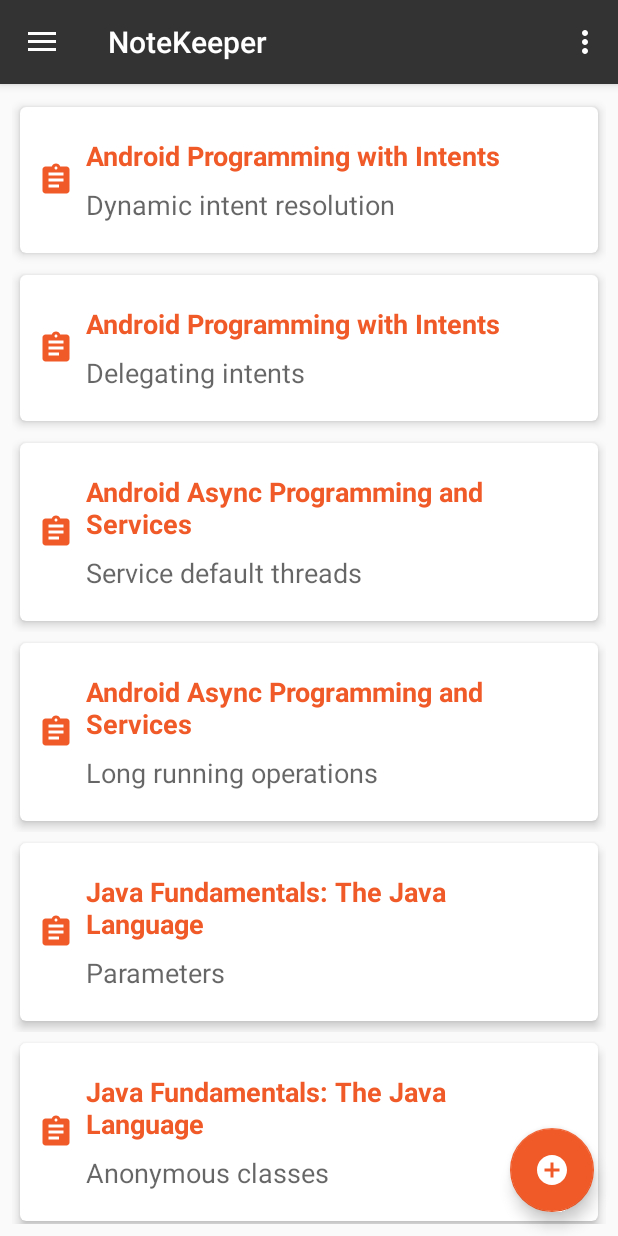
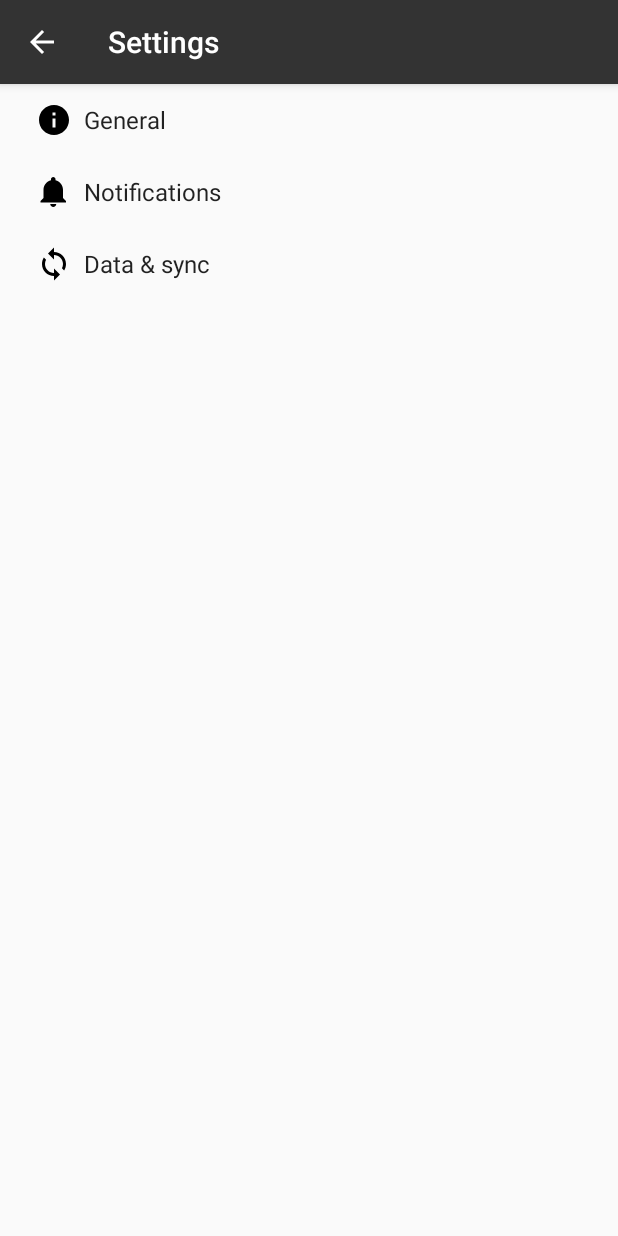
Before and after one commit to rudyzhou2/NoteIt, an Android app: the screen it shows after launch (MainActivity before the commit, SettingsActivity after it), in the options menu, after a tap on "Settings", on a phone screen of 412 x 824 dp. Run offline under Robolectric (Android 15) with nearby library versions, the phone set to English and light mode, and no system bars.

Commit message:
add settings activity

```diff
--- /dev/null
+++ b/app/src/main/java/com/test/zhouq2/simpleapp/AppCompatPreferenceActivity.java
@@ -0,0 +1,109 @@
+package com.test.zhouq2.simpleapp;
+
+import android.content.res.Configuration;
+import android.os.Bundle;
+import android.preference.PreferenceActivity;
+import android.support.annotation.LayoutRes;
+import android.support.annotation.Nullable;
+import android.support.v7.app.ActionBar;
+import android.support.v7.app.AppCompatDelegate;
+import android.support.v7.widget.Toolbar;
+import android.view.MenuInflater;
+import android.view.View;
+import android.view.ViewGroup;
+
+/**
+ * A {@link android.preference.PreferenceActivity} which implements and proxies the necessary calls
+ * to be used with AppCompat.
+ */
+public abstract class AppCompatPreferenceActivity extends PreferenceActivity {
+
+    private AppCompatDelegate mDelegate;
+
+    @Override
+    protected void onCreate(Bundle savedInstanceState) {
+        getDelegate().installViewFactory();
+        getDelegate().onCreate(savedInstanceState);
+        super.onCreate(savedInstanceState);
+    }
+
+    @Override
+    protected void onPostCreate(Bundle savedInstanceState) {
+        super.onPostCreate(savedInstanceState);
+        getDelegate().onPostCreate(savedInstanceState);
+    }
+
+    public ActionBar getSupportActionBar() {
+        return getDelegate().getSupportActionBar();
+    }
+
+    public void setSupportActionBar(@Nullable Toolbar toolbar) {
+        getDelegate().setSupportActionBar(toolbar);
+    }
+
+    @Override
+    public MenuInflater getMenuInflater() {
+        return getDelegate().getMenuInflater();
+    }
+
+    @Override
+    public void setContentView(@LayoutRes int layoutResID) {
+        getDelegate().setContentView(layoutResID);
+    }
+
+    @Override
+    public void setContentView(View view) {
+        getDelegate().setContentView(view);
+    }
+
+    @Override
+    public void setContentView(View view, ViewGroup.LayoutParams params) {
+        getDelegate().setContentView(view, params);
+    }
+
+    @Override
+    public void addContentView(View view, ViewGroup.LayoutParams params) {
+        getDelegate().addContentView(view, params);
+    }
+
+    @Override
+    protected void onPostResume() {
+        super.onPostResume();
+        getDelegate().onPostResume();
+    }
+
+    @Override
+    protected void onTitleChanged(CharSequence title, int color) {
+        super.onTitleChanged(title, color);
+        getDelegate().setTitle(title);
+    }
+
+    @Override
+    public void onConfigurationChanged(Configuration newConfig) {
+        super.onConfigurationChanged(newConfig);
+        getDelegate().onConfigurationChanged(newConfig);
+    }
+
+    @Override
+    protected void onStop() {
+        super.onStop();
+        getDelegate().onStop();
+    }
+
+    @Override
+    protected void onDestroy() {
+        super.onDestroy();
+        getDelegate().onDestroy();
+    }
+
+    public void invalidateOptionsMenu() {
+        getDelegate().invalidateOptionsMenu();
+    }
+
+    private AppCompatDelegate getDelegate() {
+        if (mDelegate == null) {
+            mDelegate = AppCompatDelegate.create(this, null);
+        }
+        return mDelegate;
+    }
+}
--- a/app/src/main/java/com/test/zhouq2/simpleapp/MainActivity.java
+++ b/app/src/main/java/com/test/zhouq2/simpleapp/MainActivity.java
@@ -1,7 +1,9 @@
 package com.test.zhouq2.simpleapp;
 
 import android.content.Intent;
+import android.content.SharedPreferences;
 import android.os.Bundle;
+import android.preference.PreferenceManager;
 import android.support.design.widget.FloatingActionButton;
 import android.support.design.widget.Snackbar;
 import android.support.v7.widget.GridLayoutManager;
@@ -16,6 +18,7 @@ import android.support.v7.app.AppCompatActivity;
 import android.support.v7.widget.Toolbar;
 import android.view.Menu;
 import android.view.MenuItem;
+import android.widget.TextView;
 
 import java.util.List;
 
@@ -41,6 +44,11 @@ public class MainActivity extends AppCompatActivity
                 startActivity(new Intent(MainActivity.this, NoteActivity.class));
             }
         });
+
+        // disable preference default loading
+        PreferenceManager.setDefaultValues(this, R.xml.pref_general, false);
+        PreferenceManager.setDefaultValues(this, R.xml.pref_notification, false);
+        PreferenceManager.setDefaultValues(this, R.xml.pref_data_sync, false);
 
         DrawerLayout drawer = (DrawerLayout) findViewById(R.id.drawer_layout);
         ActionBarDrawerToggle toggle = new ActionBarDrawerToggle(
@@ -80,6 +88,7 @@ public class MainActivity extends AppCompatActivity
 
         //noinspection SimplifiableIfStatement
         if (id == R.id.action_settings) {
+            startActivity(new Intent(this, SettingsActivity.class));
             return true;
         }
 
@@ -99,7 +108,8 @@ public class MainActivity extends AppCompatActivity
             displayCourses();
             // handleSelection("Courses");
         } else if (id == R.id.nav_share) {
-            handleSelection(R.string.nav_share_msg);
+//            handleSelection(R.string.nav_share_msg);
+            handleShare();
         } else if (id == R.id.nav_send) {
             handleSelection(R.string.nav_send_msg);
         }
@@ -107,6 +117,13 @@ public class MainActivity extends AppCompatActivity
         DrawerLayout drawer = (DrawerLayout) findViewById(R.id.drawer_layout);
         drawer.closeDrawer(GravityCompat.START);
         return true;
+    }
+
+    private void handleShare() {
+        View view = findViewById(R.id.list_items);
+        Snackbar.make(view, "Share to - " +
+                        PreferenceManager.getDefaultSharedPreferences(this).getString("user_favSocial", ""),
+                Snackbar.LENGTH_LONG).show();
     }
 
     private void handleSelection(int message_id) {
@@ -118,7 +135,23 @@ public class MainActivity extends AppCompatActivity
     protected void onResume() {
         super.onResume();
         mNoteRecyclerAdapter.notifyDataSetChanged();
+        reloadPref();
         // mAdapterNotes.notifyDataSetChanged();
+    }
+
+    private void reloadPref() {
+        NavigationView navigationView = (NavigationView) findViewById(R.id.nav_view);
+        View headerView = navigationView.getHeaderView(0);
+        TextView txtUserName = (TextView) headerView.findViewById(R.id.text_userName);
+        TextView txtUserEmail = (TextView) headerView.findViewById(R.id.text_emailAddress);
+
+        SharedPreferences pref = PreferenceManager.getDefaultSharedPreferences(this);
+        String userName = pref.getString("user_displayName", "");
+        String emailAddress = pref.getString("user_email", "");
+
+        txtUserName.setText(userName);
+        txtUserEmail.setText(emailAddress);
+
     }
 
     private void initializeDisplayContent() {
--- /dev/null
+++ b/app/src/main/res/drawable/ic_info_black_24dp.xml
@@ -0,0 +1,9 @@
+<vector xmlns:android="http://schemas.android.com/apk/res/android"
+    android:width="24dp"
+    android:height="24dp"
+    android:viewportHeight="24.0"
+    android:viewportWidth="24.0">
+    <path
+        android:fillColor="#FF000000"
+        android:pathData="M12,2C6.48,2 2,6.48 2,12s4.48,10 10,10 10,-4.48 10,-10S17.52,2 12,2zm1,15h-2v-6h2v6zm0,-8h-2V7h2v2z" />
+</vector>
--- /dev/null
+++ b/app/src/main/res/drawable/ic_notifications_black_24dp.xml
@@ -0,0 +1,9 @@
+<vector xmlns:android="http://schemas.android.com/apk/res/android"
+    android:width="24dp"
+    android:height="24dp"
+    android:viewportHeight="24.0"
+    android:viewportWidth="24.0">
+    <path
+        android:fillColor="#FF000000"
+        android:pathData="M11.5,22c1.1,0 2,-0.9 2,-2h-4c0,1.1 0.9,2 2,2zm6.5,-6v-5.5c0,-3.07 -2.13,-5.64 -5,-6.32V3.5c0,-0.83 -0.67,-1.5 -1.5,-1.5S10,2.67 10,3.5v0.68c-2.87,0.68 -5,3.25 -5,6.32V16l-2,2v1h17v-1l-2,-2z" />
+</vector>
--- /dev/null
+++ b/app/src/main/res/drawable/ic_sync_black_24dp.xml
@@ -0,0 +1,9 @@
+<vector xmlns:android="http://schemas.android.com/apk/res/android"
+    android:width="24dp"
+    android:height="24dp"
+    android:viewportHeight="24.0"
+    android:viewportWidth="24.0">
+    <path
+        android:fillColor="#FF000000"
+        android:pathData="M12 4V1L8 5l4 4V6c3.31 0 6 2.69 6 6 0 1.01,-.25 1.97,-.7 2.8l1.46 1.46C19.54 15.03 20 13.57 20 12c0,-4.42,-3.58,-8,-8,-8zm0 14c-3.31 0,-6,-2.69,-6,-6 0,-1.01.25,-1.97.7,-2.8L5.24 7.74C4.46 8.97 4 10.43 4 12c0 4.42 3.58 8 8 8v3l4,-4,-4,-4v3z" />
+</vector>
--- a/app/src/main/res/layout/nav_header_main.xml
+++ b/app/src/main/res/layout/nav_header_main.xml
@@ -21,6 +21,7 @@
         app:srcCompat="@mipmap/ic_launcher_round" />
 
     <TextView
+        android:id="@+id/text_userName"
         android:layout_width="match_parent"
         android:layout_height="wrap_content"
         android:paddingTop="@dimen/nav_header_vertical_spacing"
@@ -28,7 +29,7 @@
         android:textAppearance="@style/TextAppearance.AppCompat.Body1" />
 
     <TextView
-        android:id="@+id/textView"
+        android:id="@+id/text_emailAddress"
         android:layout_width="wrap_content"
         android:layout_height="wrap_content"
         android:text="@string/nav_header_subtitle" />
--- a/app/src/main/res/values/strings.xml
+++ b/app/src/main/res/values/strings.xml
@@ -15,4 +15,92 @@
     <string name="note_text_hint">Note text</string>
     <string name="nav_share_msg">Share</string>
     <string name="nav_send_msg">Send</string>
+    <string name="title_activity_settings">Settings</string>
+
+    <!-- Strings related to Settings -->
+
+    <!-- Example General settings -->
+    <string name="pref_header_general">General</string>
+
+    <string name="pref_title_social_recommendations">Enable social recommendations</string>
+    <string name="pref_description_social_recommendations">Recommendations for people to contact
+        based on your message history
+    </string>
+
+    <string name="pref_title_display_name">Display name</string>
+    <string name="pref_default_display_name">Note Keeper</string>
+
+    <string name="pref_title_add_friends_to_messages">Add friends to messages</string>
+    <string-array name="pref_example_list_titles">
+        <item>Always</item>
+        <item>When possible</item>
+        <item>Never</item>
+    </string-array>
+    <string-array name="pref_example_list_values">
+        <item>1</item>
+        <item>0</item>
+        <item>-1</item>
+    </string-array>
+
+    <!-- Example settings for Data & Sync -->
+    <string name="pref_header_data_sync">Data &amp; sync</string>
+
+    <string name="pref_title_sync_frequency">Sync frequency</string>
+    <string-array name="pref_sync_frequency_titles">
+        <item>15 minutes</item>
+        <item>30 minutes</item>
+        <item>1 hour</item>
+        <item>3 hours</item>
+        <item>6 hours</item>
+        <item>Never</item>
+    </string-array>
+    <string-array name="pref_sync_frequency_values">
+        <item>15</item>
+        <item>30</item>
+        <item>60</item>
+        <item>180</item>
+        <item>360</item>
+        <item>-1</item>
+    </string-array>
+
+    <string-array name="list_preference_entries">
+        <item>Entry 1</item>
+        <item>Entry 2</item>
+        <item>Entry 3</item>
+    </string-array>
+
+    <string-array name="list_preference_entry_values">
+        <item>1</item>
+        <item>2</item>
+        <item>3</item>
+    </string-array>
+
+    <string-array name="multi_select_list_preference_default_value" />
+
+    <string name="pref_title_system_sync_settings">System sync settings</string>
+
+    <!-- Example settings for Notifications -->
+    <string name="pref_header_notifications">Notifications</string>
+
+    <string name="pref_title_new_message_notifications">New message notifications</string>
+
+    <string name="pref_title_ringtone">Ringtone</string>
+    <string name="pref_ringtone_silent">Silent</string>
+
+    <string name="pref_title_vibrate">Vibrate</string>
+    <string name="pref_title_email">Email Address</string>
+    <string name="pref_title_default_email">your.name@email.com</string>
+    <string name="pref_title_favourite_social">Favorite Social Network</string>
+    <!-- parallel arrays -->
+    <string-array name="pref_entries_favorite_social">
+        <item>Facebook</item>
+        <item>Twitter</item>
+        <item>LinkedIn</item>
+    </string-array>
+    <string-array name="pref_values_favorite_social">
+        <item>http://facebook.com</item>
+        <item>http://twitter.com</item>
+        <item>http://linkedin.com</item>
+    </string-array>
+    <string name="pref_default_favourite_social">http://twitter.com</string>
 </resources>
--- /dev/null
+++ b/app/src/main/res/xml/pref_data_sync.xml
@@ -0,0 +1,21 @@
+<PreferenceScreen xmlns:android="http://schemas.android.com/apk/res/android">
+
+    <!-- NOTE: Hide buttons to simplify the UI. Users can touch outside the dialog to
+         dismiss it. -->
+    <!-- NOTE: ListPreference's summary should be set to its value by the activity code. -->
+    <ListPreference
+        android:defaultValue="180"
+        android:entries="@array/pref_sync_frequency_titles"
+        android:entryValues="@array/pref_sync_frequency_values"
+        android:key="sync_frequency"
+        android:negativeButtonText="@null"
+        android:positiveButtonText="@null"
+        android:title="@string/pref_title_sync_frequency" />
+
+    <!-- This preference simply launches an intent when selected. Use this UI sparingly, per
+         design guidelines. -->
+    <Preference android:title="@string/pref_title_system_sync_settings">
+        <intent android:action="android.settings.SYNC_SETTINGS" />
+    </Preference>
+
+</PreferenceScreen>
--- /dev/null
+++ b/app/src/main/res/xml/pref_general.xml
@@ -0,0 +1,34 @@
+<PreferenceScreen xmlns:android="http://schemas.android.com/apk/res/android">
+    <!-- NOTE: EditTextPreference accepts EditText attributes. -->
+    <!-- NOTE: EditTextPreference's summary should be set to its value by the activity code. -->
+    <EditTextPreference
+        android:capitalize="words"
+        android:defaultValue="@string/pref_default_display_name"
+        android:inputType="textCapWords"
+        android:key="user_displayName"
+        android:maxLines="1"
+        android:selectAllOnFocus="true"
+        android:singleLine="true"
+        android:title="@string/pref_title_display_name" />
+
+    <EditTextPreference
+        android:defaultValue="@string/pref_title_default_email"
+        android:inputType="textEmailAddress"
+        android:key="user_email"
+        android:maxLines="1"
+        android:selectAllOnFocus="true"
+        android:singleLine="true"
+        android:title="@string/pref_title_email" />
+    <!-- NOTE: Hide buttons to simplify the UI. Users can touch outside the dialog to
+         dismiss it. -->
+    <!-- NOTE: ListPreference's summary should be set to its value by the activity code. -->
+    <ListPreference
+        android:defaultValue="@string/pref_default_favourite_social"
+        android:entries="@array/pref_entries_favorite_social"
+        android:entryValues="@array/pref_values_favorite_social"
+        android:key="user_favSocial"
+        android:negativeButtonText="@null"
+        android:positiveButtonText="@null"
+        android:title="@string/pref_title_favourite_social" />
+
+</PreferenceScreen>
--- /dev/null
+++ b/app/src/main/res/xml/pref_headers.xml
@@ -0,0 +1,20 @@
+<preference-headers xmlns:android="http://schemas.android.com/apk/res/android">
+
+    <!-- These settings headers are only used on tablets. -->
+
+    <header
+        android:fragment="com.test.zhouq2.simpleapp.SettingsActivity$GeneralPreferenceFragment"
+        android:icon="@drawable/ic_info_black_24dp"
+        android:title="@string/pref_header_general" />
+
+    <header
+        android:fragment="com.test.zhouq2.simpleapp.SettingsActivity$NotificationPreferenceFragment"
+        android:icon="@drawable/ic_notifications_black_24dp"
+        android:title="@string/pref_header_notifications" />
+
+    <header
+        android:fragment="com.test.zhouq2.simpleapp.SettingsActivity$DataSyncPreferenceFragment"
+        android:icon="@drawable/ic_sync_black_24dp"
+        android:title="@string/pref_header_data_sync" />
+
+</preference-headers>
--- /dev/null
+++ b/app/src/main/res/xml/pref_notification.xml
@@ -0,0 +1,27 @@
+<PreferenceScreen xmlns:android="http://schemas.android.com/apk/res/android">
+
+    <!-- A 'parent' preference, which enables/disables child preferences (below)
+         when checked/unchecked. -->
+    <SwitchPreference
+        android:defaultValue="true"
+        android:key="notifications_new_message"
+        android:title="@string/pref_title_new_message_notifications" />
+
+    <!-- Allows the user to choose a ringtone in the 'notification' category. -->
+    <!-- NOTE: This preference will be enabled only when the checkbox above is checked. -->
+    <!-- NOTE: RingtonePreference's summary should be set to its value by the activity code. -->
+    <RingtonePreference
+        android:defaultValue="content://settings/system/notification_sound"
+        android:dependency="notifications_new_message"
+        android:key="notifications_new_message_ringtone"
+        android:ringtoneType="notification"
+        android:title="@string/pref_title_ringtone" />
+
+    <!-- NOTE: This preference will be enabled only when the checkbox above is checked. -->
+    <SwitchPreference
+        android:defaultValue="true"
+        android:dependency="notifications_new_message"
+        android:key="notifications_new_message_vibrate"
+        android:title="@string/pref_title_vibrate" />
+
+</PreferenceScreen>
```
Also changed, not shown: app/build.gradle (+4 -3 lines), app/src/main/AndroidManifest.xml (+10 -3 lines), app/src/main/java/com/test/zhouq2/simpleapp/SettingsActivity.java (added, +268 -0 lines).
